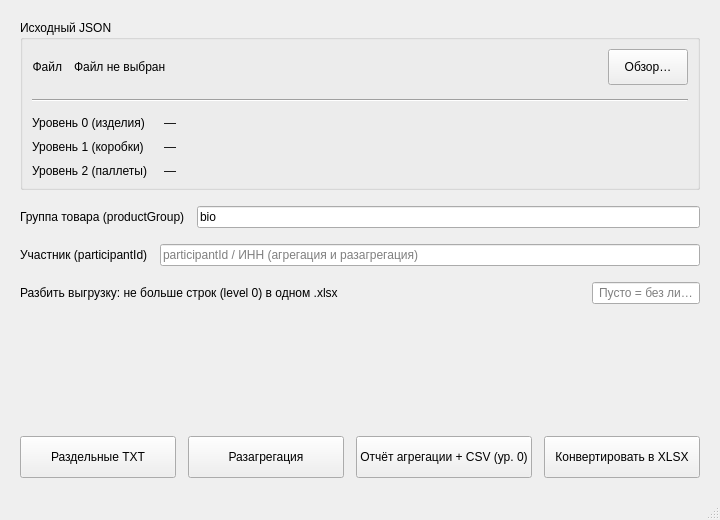
Above: design.ui from Zhmot666/JSON2XLSX before the change. Below: the same form after it.
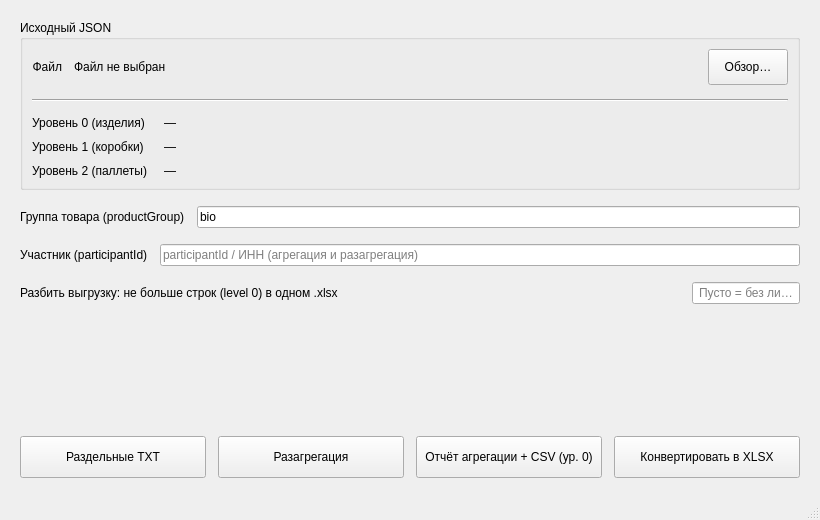
That is the form after the change.

Commit message: Добавить XML unit_pack агрегации, сохранить Barcode в XML, обновить UI и документацию.

What changed in the file:
```diff
--- a/design.ui
+++ b/design.ui
@@ -6,13 +6,13 @@
    <rect>
     <x>0</x>
     <y>0</y>
-    <width>720</width>
+    <width>820</width>
     <height>520</height>
    </rect>
   </property>
   <property name="minimumSize">
    <size>
-    <width>640</width>
+    <width>740</width>
     <height>460</height>
    </size>
   </property>
```
The commit also changes 6 other files.
